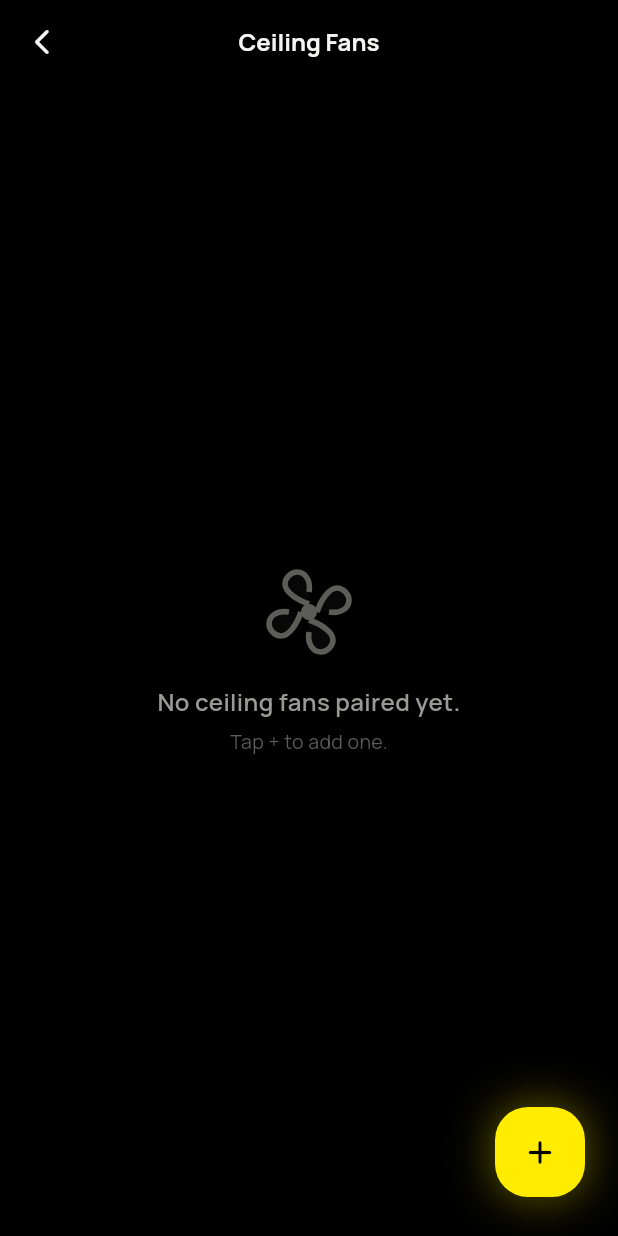
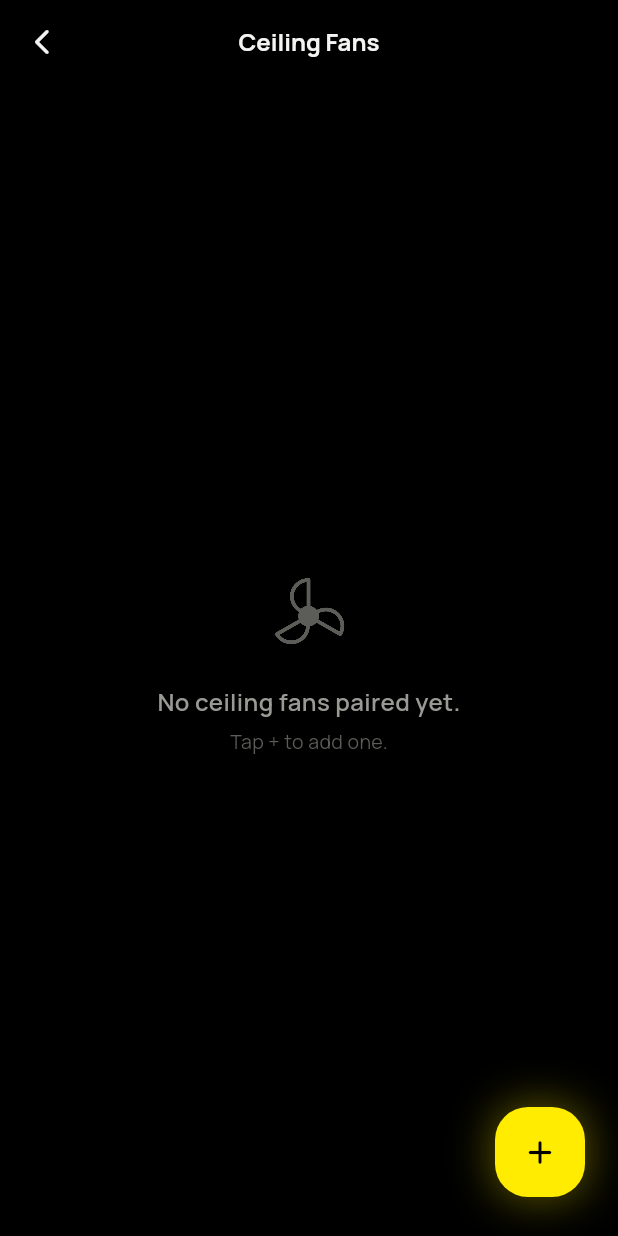
Before and after one commit to austin207/Terraton-BLDC-Fan-BLE-Controller, a Flutter app: the ApplianceTypesScreen screen opened by its route, after a tap on "Ceiling Fan", on a phone screen of 412 x 824 dp. Run offline on Flutter 3.47's test engine with Material 3 defaults, Android fonts, the phone set to English and light mode, and no system bars; our stand-ins replace connectivity_plus, file_picker, flutter_blue_plus, flutter_riverpod, go_router, google_fonts and 7 more; missing offline and left inert: mobile_scanner; generated files the repository leaves out were written again; network calls fail.

Commit message:
feat: enlarge appliance-type icons; use fan handle icon for empty state
- Appliance type card icons 20->28 px (fallback 18->26) to fill container
- Fans empty-state icon now uses the 3 Fan.png handle asset for consistency
- TerratonFanIcon decodes PNG at display resolution (cacheWidth/Height x DPR)
  to avoid oversampling the 448x454 source at 22-64 px

Co-Authored-By: Claude Opus 4.8 <noreply@anthropic.com>

```diff
--- a/terraton_fan_app/lib/features/home/appliance_types_screen.dart
+++ b/terraton_fan_app/lib/features/home/appliance_types_screen.dart
@@ -148,11 +148,11 @@ class _ApplianceTypeCardState extends State<ApplianceTypeCard> {
                 child: Center(
                   child: Image.asset(
                     type.iconPath,
-                    width: 20, height: 20,
+                    width: 28, height: 28,
                     color: kYellow,
                     colorBlendMode: BlendMode.srcIn,
                     errorBuilder: (_, __, ___) => Icon(
-                      _fallbackIcon(type.id), size: 18, color: kYellow,
+                      _fallbackIcon(type.id), size: 26, color: kYellow,
                     ),
                   ),
                 ),
--- a/terraton_fan_app/lib/features/home/fans_list_screen.dart
+++ b/terraton_fan_app/lib/features/home/fans_list_screen.dart
@@ -524,7 +524,11 @@ class _FanList extends ConsumerWidget {
         child: Column(
           mainAxisSize: MainAxisSize.min,
           children: [
-            const TerratonFanIcon(size: 64, color: kTextDim),
+            const TerratonFanIcon(
+              size: 64,
+              color: kTextDim,
+              imagePath: 'assets/icons/3 Fan.png',
+            ),
             const SizedBox(height: 16),
             Text(
               'No $noun paired yet.',
--- a/terraton_fan_app/lib/shared/terraton_fan_icon.dart
+++ b/terraton_fan_app/lib/shared/terraton_fan_icon.dart
@@ -63,11 +63,18 @@ class _TerratonFanIconState extends State<TerratonFanIcon>
 
   @override
   Widget build(BuildContext context) {
+    // Decode the PNG at display resolution (×DPR) rather than its native
+    // 448×454 — avoids oversampling a large buffer for a 22–64 px icon,
+    // while staying crisp on high-density screens.
+    final int cachePx =
+        (widget.size * MediaQuery.devicePixelRatioOf(context)).ceil();
     final Widget icon = widget.imagePath != null
         ? Image.asset(
             widget.imagePath!,
             width: widget.size,
             height: widget.size,
+            cacheWidth: cachePx,
+            cacheHeight: cachePx,
             color: widget.color,
             colorBlendMode: BlendMode.srcIn,
           )
```
